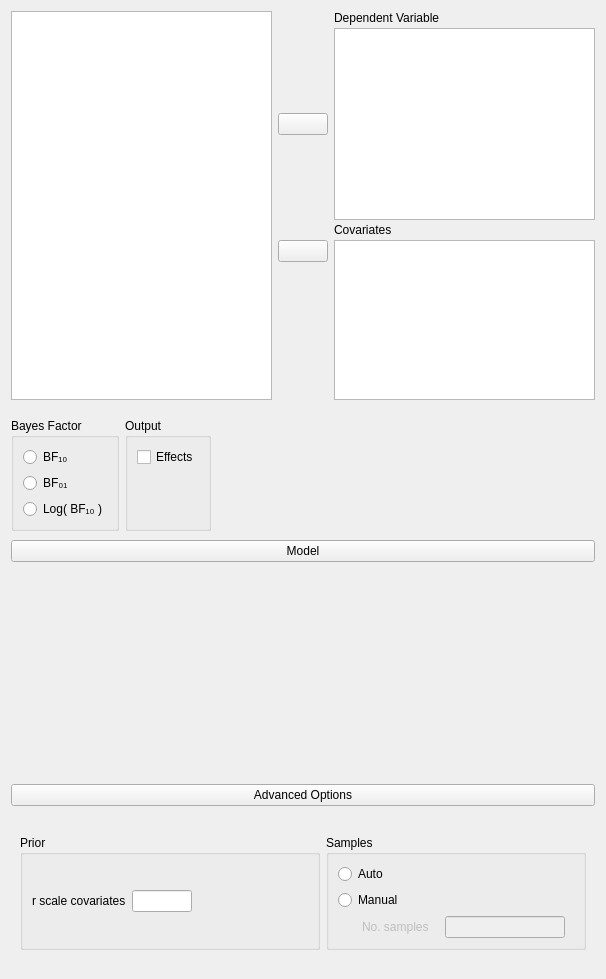
Old version of the form JASP-Desktop/analysisforms/regressionlinearbayesianform.ui in the repository jasp-stats/jasp-desktop.
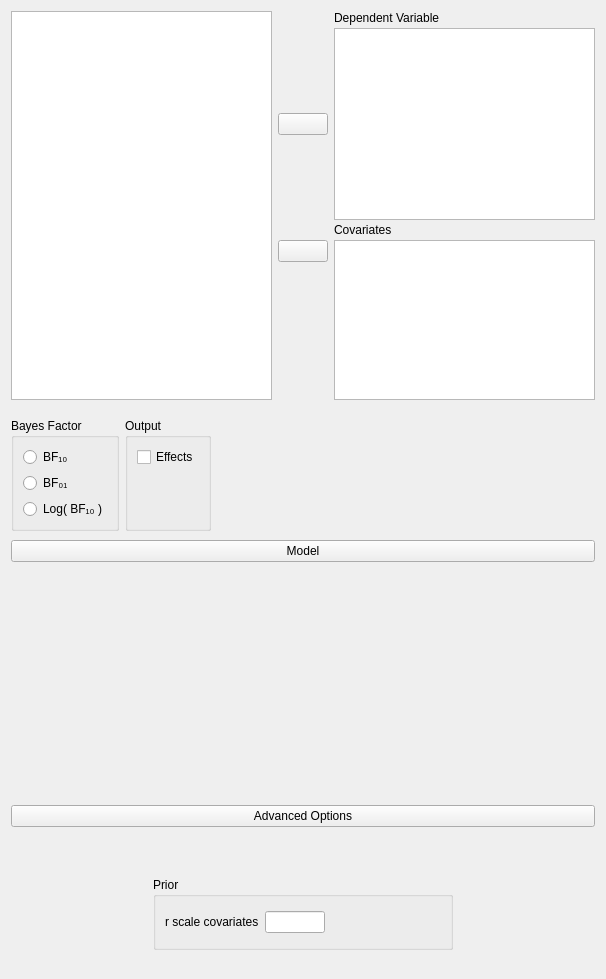
New version of the form. Custom widgets are drawn as their Qt base class.

```diff
--- a/JASP-Desktop/analysisforms/regressionlinearbayesianform.ui
+++ b/JASP-Desktop/analysisforms/regressionlinearbayesianform.ui
@@ -423,64 +423,6 @@
            </layout>
           </widget>
          </item>
-         <item row="0" column="1">
-          <widget class="BoundGroupBox" name="sampleMode">
-           <property name="title">
-            <string>Samples</string>
-           </property>
-           <layout class="QGridLayout" name="gridLayout_12">
-            <item row="1" column="0">
-             <widget class="QRadioButton" name="_2fixed">
-              <property name="text">
-               <string>Manual</string>
-              </property>
-             </widget>
-            </item>
-            <item row="2" column="0">
-             <widget class="QWidget" name="fixedSamplesNumberContainer" native="true">
-              <property name="enabled">
-               <bool>false</bool>
-              </property>
-              <layout class="QGridLayout" name="gridLayout_14">
-               <property name="leftMargin">
-                <number>24</number>
-               </property>
-               <property name="topMargin">
-                <number>0</number>
-               </property>
-               <property name="bottomMargin">
-                <number>0</number>
-               </property>
-               <item row="0" column="0">
-                <widget class="QLabel" name="label_9">
-                 <property name="text">
-                  <string>No. samples</string>
-                 </property>
-                </widget>
-               </item>
-               <item row="0" column="1">
-                <widget class="BoundTextBox" name="fixedSamplesNumber">
-                 <property name="maximumSize">
-                  <size>
-                   <width>120</width>
-                   <height>16777215</height>
-                  </size>
-                 </property>
-                </widget>
-               </item>
-              </layout>
-             </widget>
-            </item>
-            <item row="0" column="0">
-             <widget class="QRadioButton" name="_1auto">
-              <property name="text">
-               <string>Auto</string>
-              </property>
-             </widget>
-            </item>
-           </layout>
-          </widget>
-         </item>
         </layout>
        </widget>
       </item>
```
Left out of the diff: 19 changed lines with no effect on the pictures.
